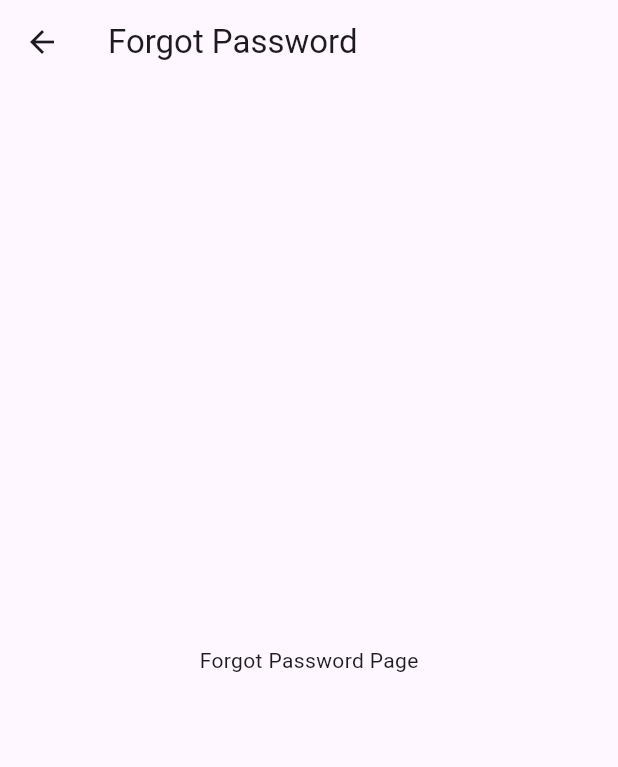
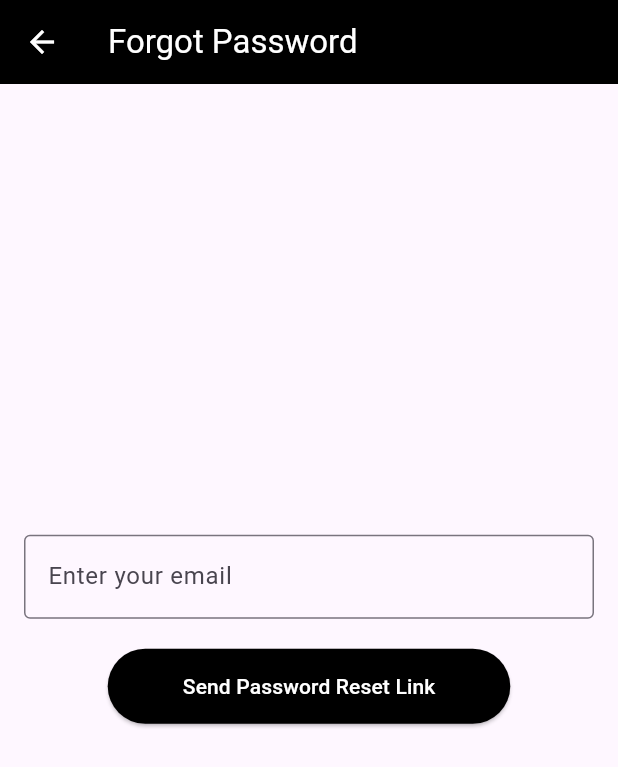
Before and after one commit to Shritija/Menu_Vista, a Flutter app: the ForgotPasswordPage screen opened by its route, on a phone screen of 412 x 824 dp. Shown: the top 767 px of the screen. Run offline on Flutter 3.47's test engine with Material 3 defaults, Android fonts, the phone set to English and light mode, and no system bars; our stand-ins replace cloud_firestore, firebase_auth, firebase_core; accounts and stored records are empty; Roboto replaces fonts that are missing (Oswald).

Commit message:
Forgot Password Page Added

```diff
--- a/lib/main.dart
+++ b/lib/main.dart
@@ -3,6 +3,7 @@ import 'package:flutter/material.dart';
 import 'package:firebase_auth/firebase_auth.dart'; // Add this import for Firebase Auth
 import 'package:firebase_core/firebase_core.dart';
 import 'package:menu_vista/firebase_options.dart';
+import 'package:cloud_firestore/cloud_firestore.dart';
 
 void main() async {
   WidgetsFlutterBinding.ensureInitialized();
@@ -377,24 +378,79 @@ class LoadingPage extends StatelessWidget {
   }
 }
 
-class ForgotPasswordPage extends StatelessWidget {
+class ForgotPasswordPage extends StatefulWidget {
+  @override
+  _ForgotPasswordPageState createState() => _ForgotPasswordPageState();
+}
+
+class _ForgotPasswordPageState extends State<ForgotPasswordPage> {
+  final TextEditingController emailController = TextEditingController();
+  String message = '';
+
+  // Function to handle password reset request
+  Future<void> sendPasswordResetEmail() async {
+    String email = emailController.text.trim();
+
+    try {
+      await FirebaseAuth.instance.sendPasswordResetEmail(email: email);
+      setState(() {
+        message = 'Password reset link sent to $email. Please check your inbox.';
+      });
+    } catch (e) {
+      setState(() {
+        message = 'Error occurred: ${e.toString()}';
+      });
+    }
+  }
+
   @override
   Widget build(BuildContext context) {
     return Scaffold(
+
       appBar: AppBar(
-        title: Text(
-          'Forgot Password',
-          style: TextStyle(
-            fontFamily: 'Oswald',
-          ),
+        title: Text('Forgot Password', style: TextStyle(fontFamily: 'Oswald', color: Colors.white)),
+        iconTheme: IconThemeData(color: Colors.white),
+        backgroundColor: Color.fromARGB(255, 0, 0, 0),
+      ),
+      body: Padding(
+        padding: const EdgeInsets.all(16.0),
+        child: Column(
+          mainAxisAlignment: MainAxisAlignment.center,
+          children: [
+            TextField(
+              controller: emailController,
+              decoration: InputDecoration(
+                labelText: 'Enter your email',
+                hintText: 'Email',
+                border: OutlineInputBorder(
+                  borderSide: BorderSide(
+                    color: const Color.fromARGB(255, 0, 110, 255),
+                    ),
+                  ),
+              ),
+            ),
+            SizedBox(height: 20),
+            ElevatedButton(
+              onPressed: sendPasswordResetEmail,
+              child: Text('Send Password Reset Link', style: TextStyle(color: Colors.white)),
+              style: ElevatedButton.styleFrom(
+                backgroundColor: Color.fromARGB(255, 0, 0, 0),
+                padding: EdgeInsets.symmetric(horizontal: 50, vertical: 15),
+              ),
+            ),
+            SizedBox(height: 20),
+            Text(
+              message,
+              style: TextStyle(color: message.contains('Error') ? Colors.red : Colors.green),
+              textAlign: TextAlign.center,
+            ),
+          ],
         ),
-      ),
-      body: Center(
-        child: Text('Forgot Password Page'),
       ),
     );
   }
 }
+
 
 class SignUpPage extends StatelessWidget {
   @override
--- a/pubspec.yaml
+++ b/pubspec.yaml
@@ -37,6 +37,8 @@ dependencies:
   cupertino_icons: ^1.0.8
   firebase_core: ^3.5.0
   firebase_auth: ^5.3.0
+  cloud_firestore: 5.4.2
+
 
 dev_dependencies:
   flutter_test:
```
Also changed, not shown: pubspec.lock, 3 other files.
